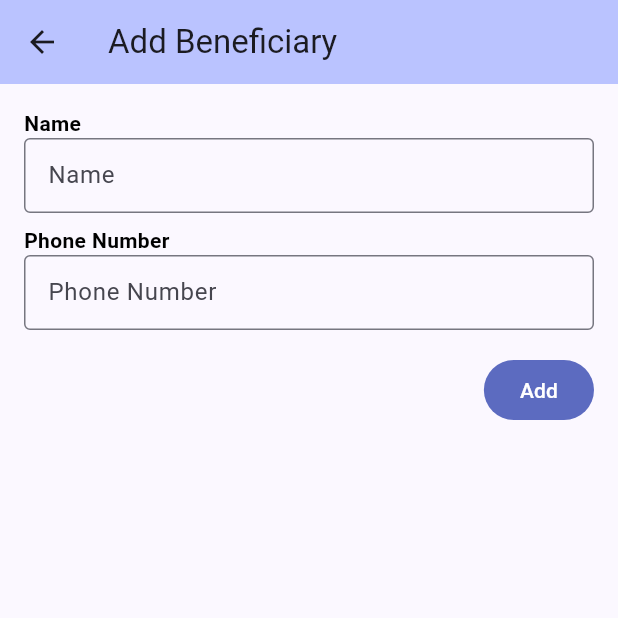
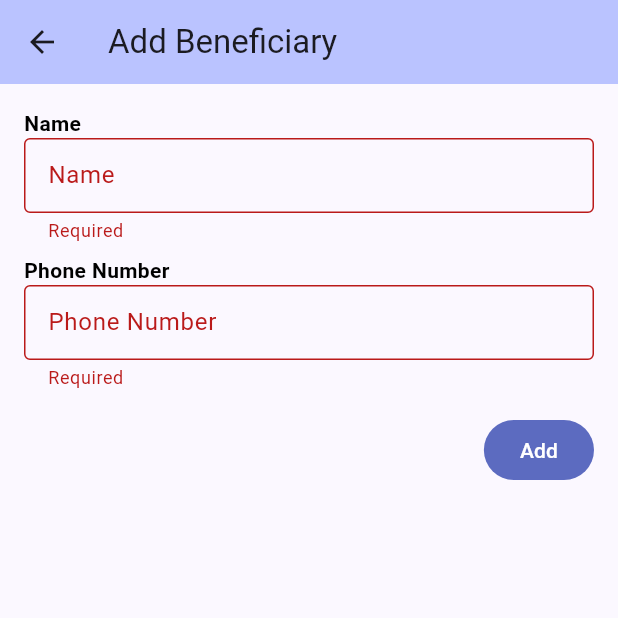
Before and after one commit to RanaAli/Flutter-Mobile-Recharge-App, a Flutter app: the AddBeneficiaryPage screen opened directly, after a tap on "Add", on a phone screen of 412 x 824 dp, the top half of it. Run offline on Flutter 3.47's test engine with Material 3 defaults, Android fonts, the phone set to English and light mode, and no system bars; our stand-ins replace carousel_slider, dio, pretty_dio_logger, sqflite; missing offline and left inert: http_mock_adapter; accounts and stored records are empty.

Commit message:
add text validations in createBeneficiary and show loading.

```diff
--- a/lib/data/db/app_db.dart
+++ b/lib/data/db/app_db.dart
@@ -32,8 +32,9 @@ class AppDb {
     return await db.execute(
       'CREATE TABLE '
       'Beneficiary('
+      'id INTEGER PRIMARY KEY AUTOINCREMENT,'
       'name TEXT NOT NULL, '
-      'phone INTEGER PRIMARY KEY '
+      'phone TEXT NOT NULL '
       ')',
     );
   }
@@ -57,7 +58,7 @@ class AppDb {
     final db = await instance.database;
     final result = await db.query('Beneficiary', orderBy: 'name ASC');
     return [
-      for (final {'name': name as String, 'phone': phone as int} in result)
+      for (final {'name': name as String, 'phone': phone as String} in result)
         ModelBeneficiary(name: name, phone: phone),
     ];
   }
--- a/lib/data/db/db_models/model_beneficiary.dart
+++ b/lib/data/db/db_models/model_beneficiary.dart
@@ -6,10 +6,12 @@ part 'model_beneficiary.g.dart';
 
 @JsonSerializable()
 class ModelBeneficiary {
+  int? id;
   final String name;
-  final int phone;
+  final String phone;
 
   ModelBeneficiary({
+    this.id,
     required this.name,
     required this.phone,
   });
@@ -24,7 +26,7 @@ class ModelBeneficiary {
   factory ModelBeneficiary.fromMap(Map<String, dynamic> map) {
     return ModelBeneficiary(
       name: map['name'] as String,
-      phone: map['phone'] as int,
+      phone: map['phone'] as String,
     );
   }
 
--- a/lib/presentation/screens/screen_add_beneficiary/add_beneficiary_page.dart
+++ b/lib/presentation/screens/screen_add_beneficiary/add_beneficiary_page.dart
@@ -17,6 +17,11 @@ class AddBeneficiaryPage extends StatefulWidget {
 class _AddBeneficiaryPage extends State<AddBeneficiaryPage> {
   AppDb db = AppDb.instance;
 
+  bool showLoading = false;
+
+  String? _nameErrorText;
+  String? _phoneErrorText;
+
   final TextEditingController nameTextFieldController = TextEditingController();
   final TextEditingController phoneTextFieldController =
       TextEditingController();
@@ -35,9 +40,10 @@ class _AddBeneficiaryPage extends State<AddBeneficiaryPage> {
                 controller: nameTextFieldController,
                 style: textStyleSmallGrey,
                 inputFormatters: [LengthLimitingTextInputFormatter(20)],
-                decoration: const InputDecoration(
-                  border: OutlineInputBorder(),
+                decoration: InputDecoration(
+                  border: const OutlineInputBorder(),
                   labelText: 'Name',
+                  errorText: _nameErrorText,
                 ),
               ),
               const SizedBox(height: 8),
@@ -45,20 +51,40 @@ class _AddBeneficiaryPage extends State<AddBeneficiaryPage> {
               TextField(
                 controller: phoneTextFieldController,
                 style: textStyleSmallGrey,
-                decoration: const InputDecoration(
-                  border: OutlineInputBorder(),
+                keyboardType: TextInputType.phone,
+                decoration: InputDecoration(
+                  border: const OutlineInputBorder(),
                   labelText: 'Phone Number',
+                  errorText: _phoneErrorText,
                 ),
               ),
               const SizedBox(height: 16),
               Row(
                 mainAxisAlignment: MainAxisAlignment.end,
                 children: [
+                  if (showLoading &&
+                      _phoneErrorText == null &&
+                      _nameErrorText == null)
+                    const CircularProgressIndicator()
+                  else
                     FilledButton(
                       onPressed: () async {
+                        setState(() {
+                          _phoneErrorText = validateTextField(
+                              phoneTextFieldController.value.text);
+                          _nameErrorText = validateTextField(
+                              nameTextFieldController.value.text);
+                        });
+
+                        if (_phoneErrorText == null && _nameErrorText == null) {
+                          setState(
+                            () {
+                              showLoading = true;
+                            },
+                          );
                           var beneficiary = ModelBeneficiary(
                             name: nameTextFieldController.text,
-                        phone: int.parse(phoneTextFieldController.text),
+                            phone: phoneTextFieldController.text,
                           );
 
                           final response = await ApiService.instance
@@ -66,8 +92,12 @@ class _AddBeneficiaryPage extends State<AddBeneficiaryPage> {
 
                           if (response.statusCode == 200) {
                             await db.create(beneficiary);
+                            setState(() {
+                              showLoading = false;
+                            });
                             printModels(db);
                             Navigator.of(context).pop('done');
+                          }
                         }
                       },
                       style: buttonStyleBlue,
@@ -84,3 +114,10 @@ class _AddBeneficiaryPage extends State<AddBeneficiaryPage> {
 Future<void> printModels(AppDb db) async {
   print(await db.readAll());
 }
+
+String? validateTextField(String value) {
+  if (value.isEmpty) {
+    return "Required";
+  }
+  return null;
+}
```
Also changed, not shown: lib/presentation/screens/screen_mobile_recharge/mobile_recharge_page.dart (+9 -4 lines), lib/data/db/db_models/model_beneficiary.g.dart. Lines whose indentation alone changed are shown as unchanged.
